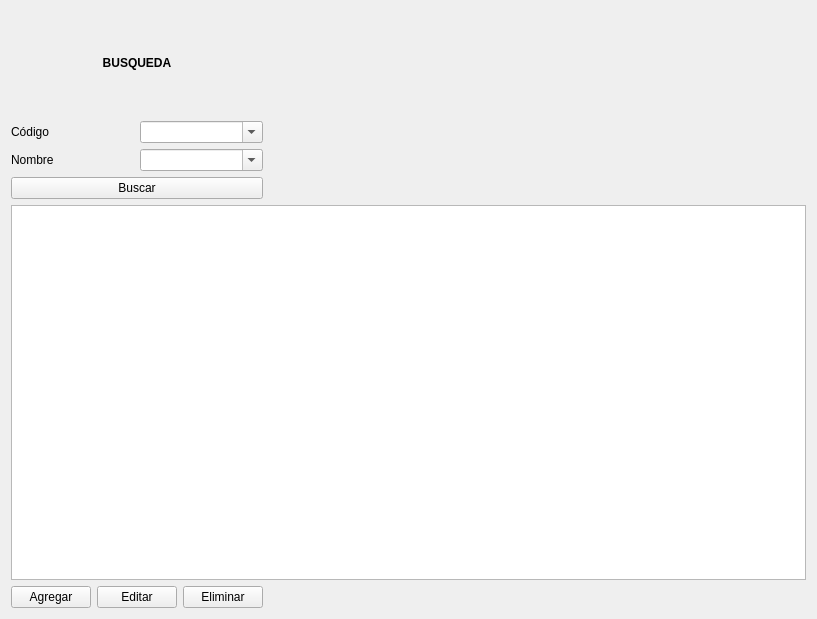
Old version of the form Proyecto/Modulo_Producto/Productos.ui in the repository PaulaCanales/Proyecto_Ventas.
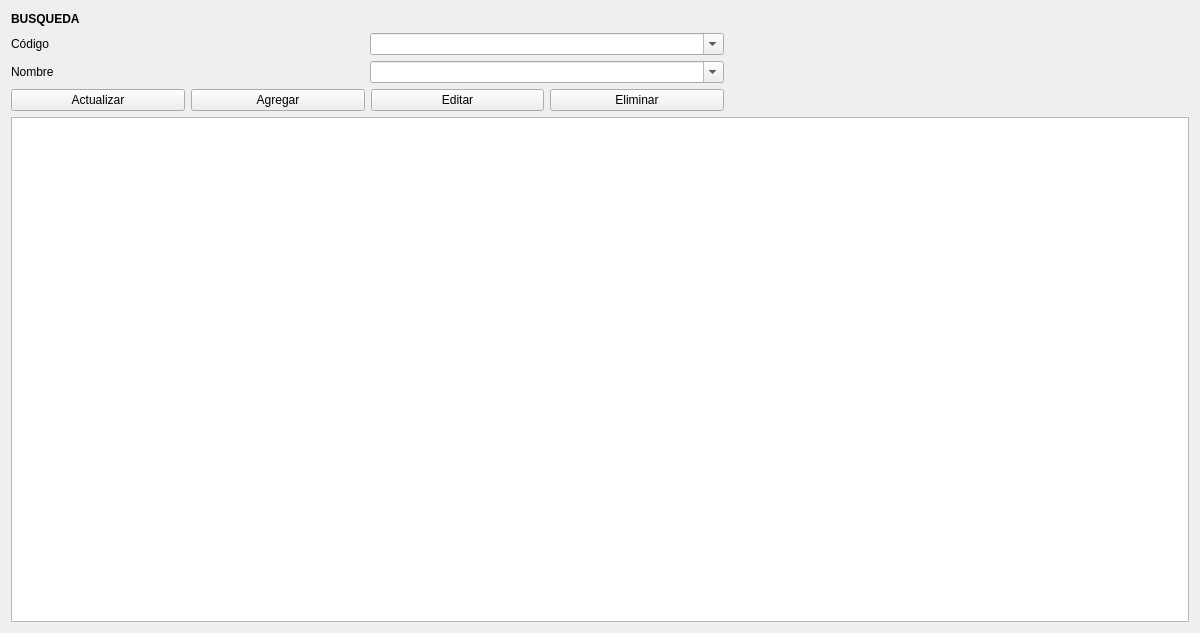
New version of the form.

Commit message: Imagenes Productos + GUI

Patch:
```diff
--- a/Proyecto/Modulo_Producto/Productos.ui
+++ b/Proyecto/Modulo_Producto/Productos.ui
@@ -6,70 +6,82 @@
    <rect>
     <x>0</x>
     <y>0</y>
-    <width>817</width>
-    <height>619</height>
+    <width>1200</width>
+    <height>633</height>
    </rect>
   </property>
   <property name="windowTitle">
    <string>Productos</string>
   </property>
-  <layout class="QGridLayout" name="gridLayout_3">
-   <item row="0" column="0">
-    <layout class="QGridLayout" name="gridLayout_2">
-     <item row="1" column="0">
-      <widget class="QLabel" name="label_2">
-       <property name="text">
-        <string>Código</string>
-       </property>
-      </widget>
+  <layout class="QGridLayout" name="gridLayout">
+   <item row="0" column="0" colspan="2">
+    <widget class="QLabel" name="label">
+     <property name="font">
+      <font>
+       <weight>75</weight>
+       <bold>true</bold>
+      </font>
+     </property>
+     <property name="text">
+      <string>BUSQUEDA</string>
+     </property>
+     <property name="alignment">
+      <set>Qt::AlignLeading|Qt::AlignLeft|Qt::AlignVCenter</set>
+     </property>
+    </widget>
+   </item>
+   <item row="1" column="1">
+    <widget class="QComboBox" name="combosku">
+     <property name="editable">
+      <bool>true</bool>
+     </property>
+     <item>
+      <property name="text">
+       <string/>
+      </property>
      </item>
-     <item row="3" column="0" colspan="2">
+    </widget>
+   </item>
+   <item row="2" column="0">
+    <widget class="QLabel" name="label_3">
+     <property name="text">
+      <string>Nombre</string>
+     </property>
+    </widget>
+   </item>
+   <item row="3" column="0" colspan="2">
+    <layout class="QHBoxLayout" name="horizontalLayout">
+     <item>
       <widget class="QPushButton" name="buscar">
        <property name="text">
-        <string>Buscar</string>
+        <string>Actualizar</string>
        </property>
       </widget>
      </item>
-     <item row="1" column="1">
-      <widget class="QComboBox" name="combosku">
-       <property name="editable">
-        <bool>true</bool>
+     <item>
+      <widget class="QPushButton" name="agregar">
+       <property name="text">
+        <string>Agregar</string>
        </property>
       </widget>
      </item>
-     <item row="2" column="1">
-      <widget class="QComboBox" name="combonombre">
-       <property name="editable">
-        <bool>true</bool>
-       </property>
-      </widget>
-     </item>
-     <item row="2" column="0">
-      <widget class="QLabel" name="label_3">
+     <item>
+      <widget class="QPushButton" name="editar">
        <property name="text">
-        <string>Nombre</string>
+        <string>Editar</string>
        </property>
       </widget>
      </item>
-     <item row="0" column="0" colspan="2">
-      <widget class="QLabel" name="label">
-       <property name="font">
-        <font>
-         <weight>75</weight>
-         <bold>true</bold>
-        </font>
-       </property>
+     <item>
+      <widget class="QPushButton" name="eliminar">
        <property name="text">
-        <string>BUSQUEDA</string>
-       </property>
-       <property name="alignment">
-        <set>Qt::AlignCenter</set>
+        <string>Eliminar</string>
        </property>
       </widget>
      </item>
     </layout>
    </item>
-   <item row="1" column="0" rowspan="2" colspan="3">
+   <item row="4" column="0" colspan="4">
     <widget class="QTableView" name="grilla_prod">
      <property name="alternatingRowColors">
       <bool>true</bool>
@@ -85,51 +97,60 @@
      </property>
     </widget>
    </item>
-   <item row="3" column="0">
-    <layout class="QGridLayout" name="gridLayout">
-     <item row="0" column="0">
-      <widget class="QPushButton" name="agregar">
-       <property name="text">
-        <string>Agregar</string>
-       </property>
-      </widget>
-     </item>
-     <item row="0" column="1">
-      <widget class="QPushButton" name="editar">
-       <property name="text">
-        <string>Editar</string>
-       </property>
-      </widget>
-     </item>
-     <item row="0" column="2">
-      <widget class="QPushButton" name="eliminar">
-       <property name="text">
-        <string>Eliminar</string>
-       </property>
-      </widget>
-     </item>
-    </layout>
+   <item row="0" column="3" rowspan="4">
+    <widget class="QLabel" name="img">
+     <property name="enabled">
+      <bool>true</bool>
+     </property>
+     <property name="minimumSize">
+      <size>
+       <width>100</width>
+       <height>100</height>
+      </size>
+     </property>
+     <property name="maximumSize">
+      <size>
+       <width>100</width>
+       <height>100</height>
+      </size>
+     </property>
+     <property name="text">
+      <string/>
+     </property>
+     <property name="scaledContents">
+      <bool>false</bool>
+     </property>
+     <property name="wordWrap">
+      <bool>true</bool>
+     </property>
+    </widget>
    </item>
-   <item row="3" column="2">
-    <widget class="QWidget" name="imagen" native="true"/>
+   <item row="1" column="0">
+    <widget class="QLabel" name="label_2">
+     <property name="text">
+      <string>Código</string>
+     </property>
+    </widget>
    </item>
-   <item row="0" column="2">
+   <item row="2" column="1">
+    <widget class="QComboBox" name="combonombre">
+     <property name="editable">
+      <bool>true</bool>
+     </property>
+     <item>
+      <property name="text">
+       <string/>
+      </property>
+     </item>
+    </widget>
+   </item>
+   <item row="2" column="2">
     <spacer name="horizontalSpacer">
      <property name="orientation">
       <enum>Qt::Horizontal</enum>
      </property>
-     <property name="sizeHint" stdset="0">
-      <size>
-       <width>40</width>
-       <height>20</height>
-      </size>
-     </property>
-    </spacer>
-   </item>
-   <item row="3" column="1">
-    <spacer name="horizontalSpacer_2">
-     <property name="orientation">
-      <enum>Qt::Horizontal</enum>
+     <property name="sizeType">
+      <enum>QSizePolicy::Minimum</enum>
      </property>
      <property name="sizeHint" stdset="0">
       <size>
```
Left out of the diff: 15 changed lines with no effect on the pictures. The commit also changes 8 other files.
